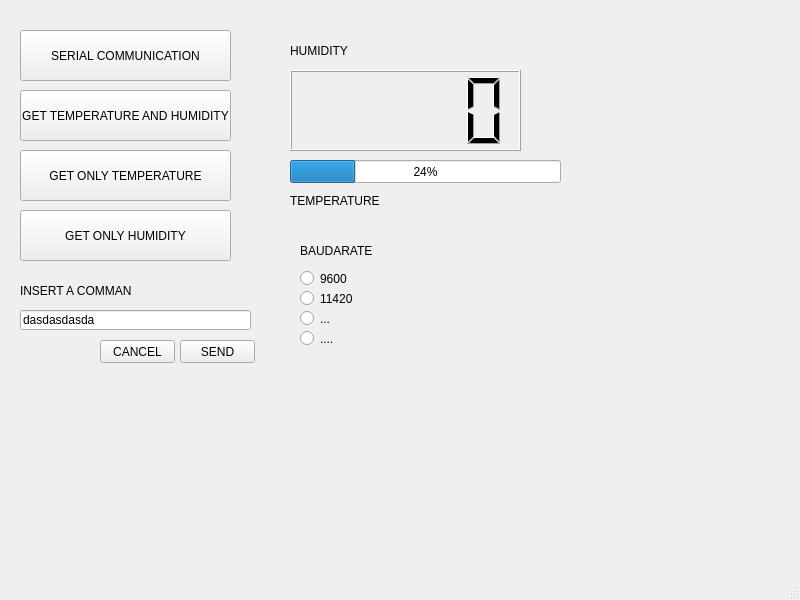
Qt form interface.ui (Gustavo-silva05/Perifericos) before a commit.
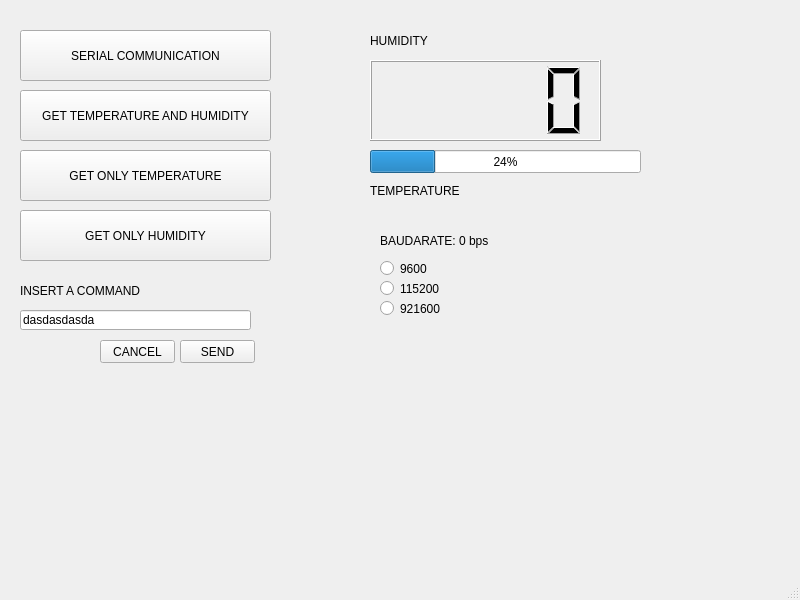
The same form after that commit.

Commit message: style init and simulated logic transition

Diff of the .ui file:
```diff
--- a/interface.ui
+++ b/interface.ui
@@ -19,7 +19,7 @@
      <rect>
       <x>20</x>
       <y>30</y>
-      <width>211</width>
+      <width>251</width>
       <height>51</height>
      </rect>
     </property>
@@ -30,8 +30,8 @@
    <widget class="QProgressBar" name="progressBar">
     <property name="geometry">
      <rect>
-      <x>290</x>
-      <y>160</y>
+      <x>370</x>
+      <y>150</y>
       <width>271</width>
       <height>23</height>
      </rect>
@@ -43,8 +43,8 @@
    <widget class="QLCDNumber" name="temp_lcd">
     <property name="geometry">
      <rect>
-      <x>290</x>
-      <y>70</y>
+      <x>370</x>
+      <y>60</y>
       <width>231</width>
       <height>81</height>
      </rect>
@@ -68,7 +68,7 @@
      <rect>
       <x>20</x>
       <y>280</y>
-      <width>111</width>
+      <width>231</width>
       <height>21</height>
      </rect>
     </property>
@@ -105,8 +105,8 @@
    <widget class="QLabel" name="temp_l">
     <property name="geometry">
      <rect>
-      <x>290</x>
-      <y>190</y>
+      <x>370</x>
+      <y>180</y>
       <width>111</width>
       <height>21</height>
      </rect>
@@ -118,8 +118,8 @@
    <widget class="QLabel" name="hum_l">
     <property name="geometry">
      <rect>
-      <x>290</x>
-      <y>40</y>
+      <x>370</x>
+      <y>30</y>
       <width>111</width>
       <height>21</height>
      </rect>
@@ -131,34 +131,34 @@
    <widget class="QRadioButton" name="radioButton">
     <property name="geometry">
      <rect>
-      <x>300</x>
-      <y>290</y>
+      <x>380</x>
+      <y>280</y>
       <width>82</width>
       <height>17</height>
      </rect>
     </property>
     <property name="text">
-     <string>11420</string>
+     <string>115200</string>
     </property>
    </widget>
    <widget class="QRadioButton" name="radioButton_2">
     <property name="geometry">
      <rect>
-      <x>300</x>
-      <y>310</y>
+      <x>380</x>
+      <y>300</y>
       <width>82</width>
       <height>17</height>
      </rect>
     </property>
     <property name="text">
-     <string>...</string>
+     <string>921600</string>
     </property>
    </widget>
    <widget class="QRadioButton" name="radioButton_3">
     <property name="geometry">
      <rect>
-      <x>300</x>
-      <y>270</y>
+      <x>380</x>
+      <y>260</y>
       <width>82</width>
       <height>17</height>
      </rect>
@@ -167,28 +167,18 @@
      <string>9600</string>
     </property>
    </widget>
-   <widget class="QRadioButton" name="radioButton_4">
-    <property name="geometry">
-     <rect>
-      <x>300</x>
-      <y>330</y>
-      <width>82</width>
-      <height>17</height>
-     </rect>
-    </property>
-    <property name="text">
-     <string>....</string>
-    </property>
-   </widget>
    <widget class="QPushButton" name="pb_tempHum">
     <property name="geometry">
      <rect>
       <x>20</x>
       <y>90</y>
-      <width>211</width>
+      <width>251</width>
       <height>51</height>
      </rect>
     </property>
+    <property name="styleSheet">
+     <string notr="true"/>
+    </property>
     <property name="text">
      <string>GET TEMPERATURE AND HUMIDITY</string>
     </property>
@@ -198,7 +188,7 @@
      <rect>
       <x>20</x>
       <y>150</y>
-      <width>211</width>
+      <width>251</width>
       <height>51</height>
      </rect>
     </property>
@@ -211,7 +201,7 @@
      <rect>
       <x>20</x>
       <y>210</y>
-      <width>211</width>
+      <width>251</width>
       <height>51</height>
      </rect>
     </property>
@@ -222,14 +212,17 @@
    <widget class="QLabel" name="baudarate_">
     <property name="geometry">
      <rect>
-      <x>300</x>
-      <y>240</y>
+      <x>380</x>
+      <y>230</y>
       <width>111</width>
       <height>21</height>
      </rect>
     </property>
     <property name="text">
-     <string>BAUDARATE</string>
+     <string>BAUDARATE: 0 bps</string>
+    </property>
+    <property name="scaledContents">
+     <bool>true</bool>
     </property>
    </widget>
   </widget>
```
Left out of the diff: 19 changed lines with no effect on the pictures. The commit also changes 5 other files.
